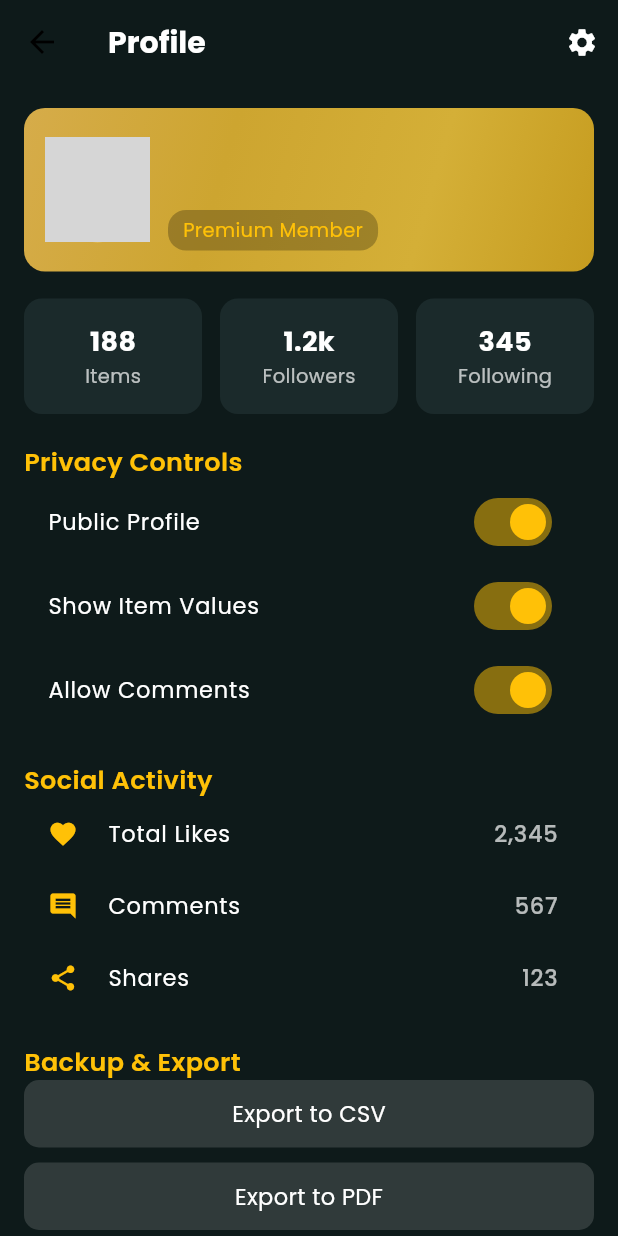
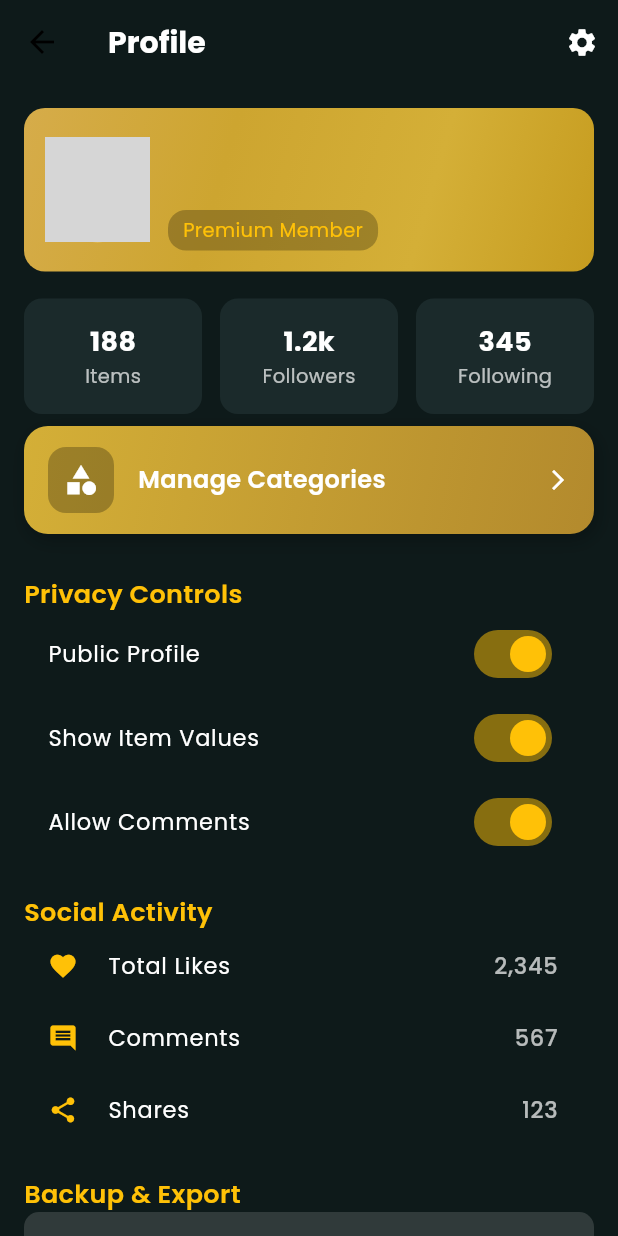
Before and after one commit to santoshparthe0117-maker/klektion, a Flutter app: the ProfileScreen screen opened directly, on a phone screen of 412 x 824 dp. Run offline on Flutter 3.47's test engine with Material 3 defaults, Android fonts, the phone set to English and light mode, and no system bars; our stand-ins replace email_validator, geolocator, get, google_fonts, image_picker, qr_flutter and 2 more; accounts and stored records are empty; network calls fail; grey boxes are pictures that could not be loaded.

Commit message:
categories

```diff
--- a/lib/bindings/app_binding.dart
+++ b/lib/bindings/app_binding.dart
@@ -1,4 +1,5 @@
 import 'package:get/get.dart';
+import '../screens/features/account/controllers/categories_controller.dart';
 import '../screens/features/collections/controllers/collections_controller.dart';
 import '../screens/features/home/controllers/dashboard_controller.dart';
 import '../screens/features/items/controllers/items_controller.dart';
@@ -9,5 +10,6 @@ class AppBindings extends Bindings {
     Get.put<CollectionController>(CollectionController(), permanent: true);
     Get.put<DashboardController>(DashboardController(), permanent: true);
     Get.put<ItemController>(ItemController(), permanent: true);
+    Get.put<CategoryController>(CategoryController(), permanent: true);
   }
 }
--- a/lib/screens/features/account/screens/account_screen.dart
+++ b/lib/screens/features/account/screens/account_screen.dart
@@ -3,6 +3,7 @@ import 'package:get/get.dart';
 import 'package:klektion/utils/color_constants.dart';
 
 import '../../../../controllers/auth_controller.dart';
+import 'categories_scrern.dart';
 
 class ProfileScreen extends StatelessWidget {
   final authController = Get.find<AuthController>();
@@ -115,6 +116,15 @@ class ProfileScreen extends StatelessWidget {
                 _statsCard("1.2k", "Followers", statCardSize, isTablet),
                 _statsCard("345", "Following", statCardSize, isTablet),
               ],
+            ),
+
+            _buildGradientCard(
+              icon: Icons.category,
+              title: "Manage Categories",
+              onTap: () {
+                final userId = authController.user?.userId ?? "";
+                Get.to(() => CategoriesScreen());
+              },
             ),
 
             SizedBox(height: isTablet ? 28 : 20),
@@ -267,4 +277,58 @@ class ProfileScreen extends StatelessWidget {
       ),
     );
   }
+
+  Widget _buildGradientCard({
+    required IconData icon,
+    required String title,
+    required VoidCallback onTap,
+  }) {
+    return InkWell(
+      onTap: onTap,
+      borderRadius: BorderRadius.circular(16),
+      child: Container(
+        margin: const EdgeInsets.symmetric(vertical: 8),
+        padding: const EdgeInsets.symmetric(horizontal: 16, vertical: 14),
+        decoration: BoxDecoration(
+          gradient: const LinearGradient(
+            colors: [Color(0xFFD4AF37), Color(0xFFB38A2D)],
+            begin: Alignment.topLeft,
+            end: Alignment.bottomRight,
+          ),
+          borderRadius: BorderRadius.circular(16),
+          boxShadow: [
+            BoxShadow(
+              color: Colors.black26,
+              blurRadius: 10,
+              offset: Offset(2, 4),
+            ),
+          ],
+        ),
+        child: Row(
+          children: [
+            Container(
+              padding: const EdgeInsets.all(10),
+              decoration: BoxDecoration(
+                color: Colors.black26,
+                borderRadius: BorderRadius.circular(12),
+              ),
+              child: Icon(icon, color: Colors.white),
+            ),
+            const SizedBox(width: 16),
+            Expanded(
+              child: Text(
+                title,
+                style: const TextStyle(
+                  fontSize: 16,
+                  color: Colors.white,
+                  fontWeight: FontWeight.w600,
+                ),
+              ),
+            ),
+            const Icon(Icons.arrow_forward_ios, color: Colors.white, size: 16),
+          ],
+        ),
+      ),
+    );
+  }
 }
```
Also changed, not shown: lib/screens/features/account/controllers/categories_controller.dart (added, +86 -0 lines), lib/screens/features/account/models/category_model.dart (added, +29 -0 lines), lib/screens/features/account/screens/categories_scrern.dart (added, +293 -0 lines), lib/screens/features/collections/screens/collections_screen.dart (+17 -5 lines), lib/screens/features/collections/screens/create_collections.dart (+5 -2 lines).
